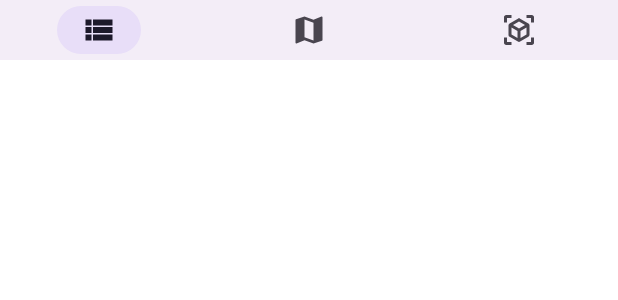
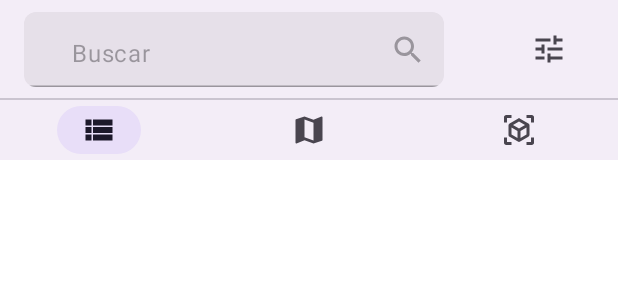
Before and after one commit to changhaowu00/MapAround-Android, an Android app built with Jetpack Compose: the @Preview function TopBarPreview, on a phone screen of 412 x 824 dp. Shown: the top 300 px of the screen. Run offline under Robolectric (Android 15) with nearby library versions, the phone set to English and light mode, and no system bars.

Commit message:
Added Top Bar

```diff
--- a/app/src/main/java/com/example/maparound/ui/screens/home/HomeScreen.kt
+++ b/app/src/main/java/com/example/maparound/ui/screens/home/HomeScreen.kt
@@ -1,5 +1,6 @@
 package com.example.maparound.ui.screens.home
 
+import android.annotation.SuppressLint
 import androidx.compose.foundation.layout.*
 import androidx.compose.material.icons.filled.*
 import androidx.compose.material3.*
@@ -8,6 +9,7 @@ import androidx.compose.ui.tooling.preview.Preview
 import com.example.maparound.ui.screens.home.components.BottomBar
 import com.example.maparound.ui.screens.home.components.TopBar
 
+@SuppressLint("UnusedMaterial3ScaffoldPaddingParameter")
 @OptIn(ExperimentalMaterial3Api::class)
 @Composable
 fun HomeScreen(){
--- /dev/null
+++ b/app/src/main/java/com/example/maparound/ui/screens/home/components/SearchBar.kt
@@ -0,0 +1,46 @@
+package com.example.maparound.ui.screens.home.components
+
+import androidx.compose.foundation.layout.fillMaxWidth
+import androidx.compose.foundation.layout.height
+import androidx.compose.foundation.layout.heightIn
+import androidx.compose.foundation.layout.padding
+import androidx.compose.foundation.shape.RoundedCornerShape
+import androidx.compose.material.icons.Icons
+import androidx.compose.material.icons.filled.Search
+import androidx.compose.material3.*
+import androidx.compose.runtime.Composable
+import androidx.compose.ui.Modifier
+import androidx.compose.ui.draw.clip
+import androidx.compose.ui.res.stringResource
+import androidx.compose.ui.tooling.preview.Preview
+import androidx.compose.ui.unit.dp
+import androidx.compose.ui.unit.sp
+import com.example.maparound.R
+
+@OptIn(ExperimentalMaterial3Api::class)
+@Composable
+fun SearchBar(
+    modifier: Modifier = Modifier
+) {
+    TextField(
+        modifier = modifier.clip(RoundedCornerShape(8.dp)),
+        value = "",
+        onValueChange = {
+        },
+        enabled = false,
+        trailingIcon =  {
+            Icon(
+                imageVector = Icons.Default.Search,
+                contentDescription = null,
+                //modifier = modifier
+            )
+        },
+        placeholder = {Text(text = "Buscar", modifier = modifier)}
+    )
+}
+
+@Preview
+@Composable
+fun PreviewSearchBar(){
+    SearchBar(modifier = Modifier.height(55.dp))
+}
--- a/app/src/main/java/com/example/maparound/ui/screens/home/components/TopBar.kt
+++ b/app/src/main/java/com/example/maparound/ui/screens/home/components/TopBar.kt
@@ -1,11 +1,14 @@
 package com.example.maparound.ui.screens.home.components
 
-import androidx.compose.foundation.layout.height
+import androidx.compose.foundation.layout.*
 import androidx.compose.material.icons.Icons
 import androidx.compose.material.icons.filled.*
 import androidx.compose.material3.*
 import androidx.compose.runtime.*
+import androidx.compose.ui.Alignment
 import androidx.compose.ui.Modifier
+import androidx.compose.ui.draw.alpha
+import androidx.compose.ui.platform.LocalConfiguration
 import androidx.compose.ui.res.painterResource
 import androidx.compose.ui.tooling.preview.Preview
 import androidx.compose.ui.unit.dp
@@ -13,12 +16,36 @@ import com.example.maparound.R
 
 @Composable
 fun TopBar(){
-    //TopSide
+    Column() {
+        //Top Bar
+        var selectedItemTopBar by remember { mutableStateOf(0) }
+
+        /*Row(modifier = Modifier.fillMaxWidth().height(50.dp)) {
+
+            SearchBar(modifier = Modifier.height(40.dp))
+        }*/
+
+        NavigationBar(modifier = Modifier.height(65.dp)) {
+            SearchBar(
+                modifier = Modifier
+                    .padding(horizontal = 16.dp)
+                    .height(50.dp)
+                    .align(Alignment.CenterVertically))
+
+            NavigationBarItem(
+                icon = { Icon(
+                    painter = painterResource(R.drawable.ic_baseline_tune_24),
+                    contentDescription = null) },
+                selected = false,
+                onClick = {  },
+            )
+        }
 
         //Divider
+        Divider()
 
-    //DownSide
-    var selectedItem by remember { mutableStateOf(0) }
+        //Bottom Bar
+        var selectedItemBottomBar by remember { mutableStateOf(0) }
         val items = listOf("Scroll Visualization", "Map Visualization", "AR Visualization")
         val icons = listOf(
             R.drawable.ic_baseline_view_list_24,
@@ -32,12 +59,13 @@ fun TopBar(){
                     icon = { Icon(
                         painter = painterResource(icons.get(index)),
                         contentDescription = item) },
-                selected = selectedItem == index,
-                onClick = { selectedItem = index }
+                    selected = selectedItemBottomBar == index,
+                    onClick = { selectedItemBottomBar = index }
                 )
             }
         }
 
+    }
 }
 
 @Preview
--- /dev/null
+++ b/app/src/main/res/drawable/ic_baseline_tune_24.xml
@@ -0,0 +1,5 @@
+<vector android:height="24dp" android:tint="#000000"
+    android:viewportHeight="24" android:viewportWidth="24"
+    android:width="24dp" xmlns:android="http://schemas.android.com/apk/res/android">
+    <path android:fillColor="@android:color/white" android:pathData="M3,17v2h6v-2L3,17zM3,5v2h10L13,5L3,5zM13,21v-2h8v-2h-8v-2h-2v6h2zM7,9v2L3,11v2h4v2h2L9,9L7,9zM21,13v-2L11,11v2h10zM15,9h2L17,7h4L21,5h-4L17,3h-2v6z"/>
+</vector>
--- a/app/src/main/res/values/strings.xml
+++ b/app/src/main/res/values/strings.xml
@@ -1,3 +1,4 @@
 <resources>
     <string name="app_name">MapAround</string>
+    <string name="placeholder_search">Buscar</string>
 </resources>
```
Lines whose indentation alone changed are shown as unchanged.
